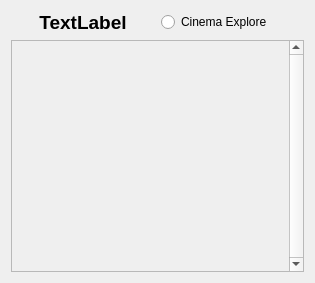
Old version of the form Qt/Components/Resources/UI/pqCinemaTrack.ui in the repository Kitware/ParaView.
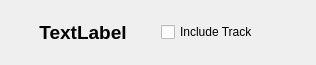
New version of the form.

```diff
--- a/Qt/Components/Resources/UI/pqCinemaTrack.ui
+++ b/Qt/Components/Resources/UI/pqCinemaTrack.ui
@@ -6,12 +6,12 @@
    <rect>
     <x>0</x>
     <y>0</y>
-    <width>315</width>
-    <height>283</height>
+    <width>316</width>
+    <height>65</height>
    </rect>
   </property>
   <property name="sizePolicy">
-   <sizepolicy hsizetype="Expanding" vsizetype="Expanding">
+   <sizepolicy hsizetype="Expanding" vsizetype="Preferred">
     <horstretch>0</horstretch>
     <verstretch>0</verstretch>
    </sizepolicy>
@@ -19,7 +19,7 @@
   <property name="minimumSize">
    <size>
     <width>0</width>
-    <height>283</height>
+    <height>0</height>
    </size>
   </property>
   <property name="windowTitle">
@@ -49,46 +49,14 @@
       </widget>
      </item>
      <item>
-      <widget class="QRadioButton" name="radioButton">
-       <property name="toolTip">
-        <string>Check to allow the user to explore this parameter.</string>
-       </property>
-       <property name="layoutDirection">
-        <enum>Qt::LeftToRight</enum>
-       </property>
+      <widget class="QCheckBox" name="chbIncludeTrack">
        <property name="text">
-        <string>Cinema Explore</string>
-       </property>
-       <property name="checked">
-        <bool>false</bool>
+        <string>Include Track</string>
        </property>
       </widget>
      </item>
     </layout>
    </item>
-   <item>
-    <widget class="QScrollArea" name="scrollArea">
-     <property name="toolTip">
-      <string>Specify values that cinema will expose to the user here.</string>
-     </property>
-     <property name="verticalScrollBarPolicy">
-      <enum>Qt::ScrollBarAlwaysOn</enum>
-     </property>
-     <property name="widgetResizable">
-      <bool>true</bool>
-     </property>
-     <widget class="QWidget" name="scrollAreaWidgetContents_2">
-      <property name="geometry">
-       <rect>
-        <x>0</x>
-        <y>0</y>
-        <width>274</width>
-        <height>224</height>
-       </rect>
-      </property>
-     </widget>
-    </widget>
-   </item>
   </layout>
  </widget>
  <resources/>
```
